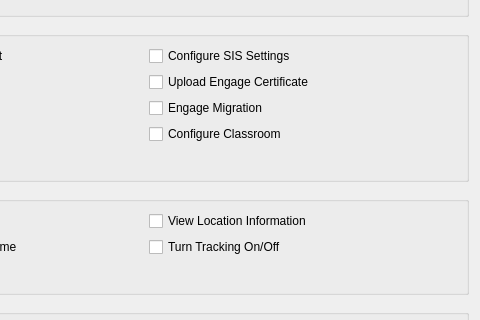
fw-dev/translations, file FWAdminLib/AdminPermissionsWidget.ui: the form before one commit; both pictures show x 501 to 981 and y 144 to 464 of the 981 by 1184 pixel window.
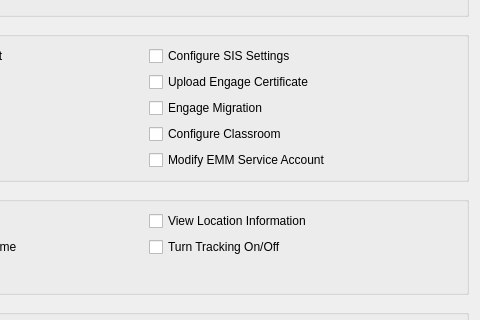
The form after the commit.

What changed in the file:
```diff
--- a/FWAdminLib/AdminPermissionsWidget.ui
+++ b/FWAdminLib/AdminPermissionsWidget.ui
@@ -201,6 +201,13 @@
         </property>
        </widget>
       </item>
+      <item row="4" column="2">
+       <widget class="QCheckBox" name="checkBoxModifyEMMServiceAccountToken">
+        <property name="text">
+         <string>Modify EMM Service Account</string>
+        </property>
+       </widget>
+      </item>
      </layout>
     </widget>
    </item>
```
